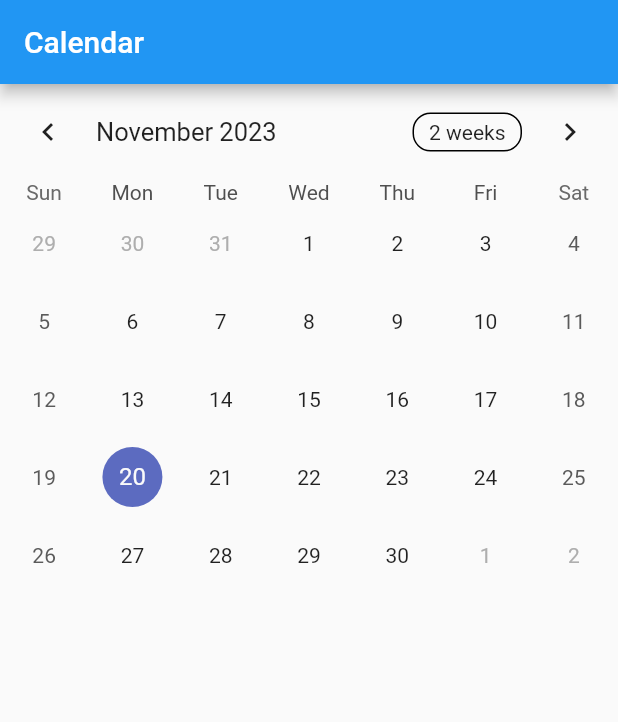
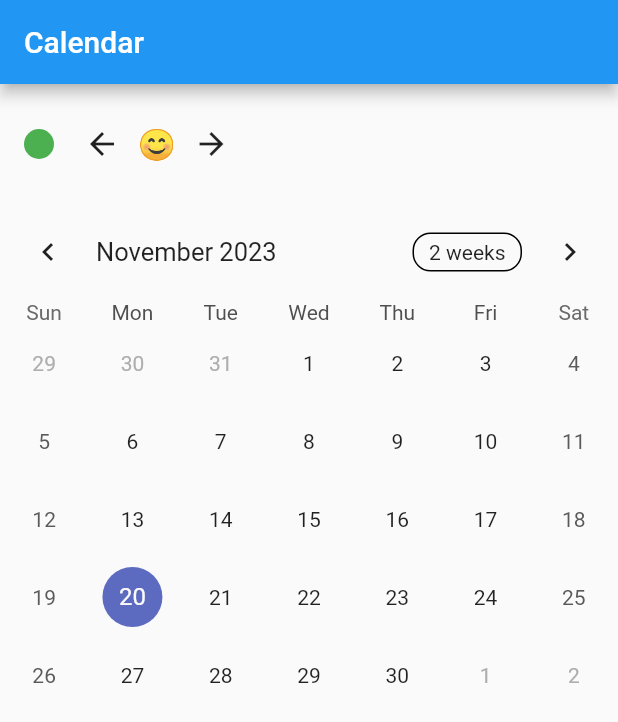
Before and after one commit to tlee85/MoodMagic, a Flutter app: the CalendarPage screen opened directly, on a phone screen of 412 x 824 dp. Shown: the top 722 px of the screen. Run offline on Flutter 3.47's test engine with Material 2 defaults, Android fonts, the phone set to English and light mode, and no system bars; drawn by our look-alikes of table_calendar; our stand-ins replace google_nav_bar, shared_preferences; accounts and stored records are empty.

Commit message:
calendar

```diff
--- a/mood_magic/lib/pages/calendar_page.dart
+++ b/mood_magic/lib/pages/calendar_page.dart
@@ -14,6 +14,15 @@ class _CalendarPageState extends State<CalendarPage> {
   late DateTime _focusedDay;
   late DateTime _selectedDay;
   late SharedPreferences _prefs;
+  int _selectedMoodIndex = 0; // Index for the selected mood emoji
+
+  final List<String> moodEmojis = ['😊', '😢', '😡', '😎']; // Sample mood emojis
+  final List<Color> moodColors = [
+    Colors.green, // Happy
+    Colors.blue, // Sad
+    Colors.red, // Angry
+    Colors.orange, // Cool
+  ]; // Sample mood colors
 
   @override
   void initState() {
@@ -27,6 +36,7 @@ class _CalendarPageState extends State<CalendarPage> {
       setState(() {
         _prefs = prefs;
         _selectedDay = DateTime.parse(_prefs.getString('selectedDay') ?? '');
+        _selectedMoodIndex = _prefs.getInt('selectedMoodIndex') ?? 0;
       });
     });
   }
@@ -39,6 +49,40 @@ class _CalendarPageState extends State<CalendarPage> {
       ),
       body: Column(
         children: [
+          Padding(
+            padding: const EdgeInsets.all(16.0),
+            child: Row(
+              children: [
+                // Display selected mood circle
+                Container(
+                  width: 20,
+                  height: 20,
+                  decoration: BoxDecoration(
+                    shape: BoxShape.circle,
+                    color: moodColors[_selectedMoodIndex],
+                  ),
+                ),
+                SizedBox(width: 8),
+                // Emoji selection arrow buttons
+                IconButton(
+                  icon: Icon(Icons.arrow_back),
+                  onPressed: () {
+                    _selectPreviousMood();
+                  },
+                ),
+                Text(
+                  moodEmojis[_selectedMoodIndex],
+                  style: TextStyle(fontSize: 20),
+                ),
+                IconButton(
+                  icon: Icon(Icons.arrow_forward),
+                  onPressed: () {
+                    _selectNextMood();
+                  },
+                ),
+              ],
+            ),
+          ),
           TableCalendar(
             firstDay: DateTime.utc(2023, 1, 1),
             lastDay: DateTime.utc(2023, 12, 31),
@@ -69,6 +113,20 @@ class _CalendarPageState extends State<CalendarPage> {
       ),
     );
   }
+
+  void _selectPreviousMood() {
+    setState(() {
+      _selectedMoodIndex = (_selectedMoodIndex - 1) % moodEmojis.length;
+      _prefs.setInt('selectedMoodIndex', _selectedMoodIndex);
+    });
+  }
+
+  void _selectNextMood() {
+    setState(() {
+      _selectedMoodIndex = (_selectedMoodIndex + 1) % moodEmojis.length;
+      _prefs.setInt('selectedMoodIndex', _selectedMoodIndex);
+    });
+  }
 }
 
 void main() {
```
Also changed, not shown: mood_magic/lib/pages/home_page.dart (+17 -73 lines).
